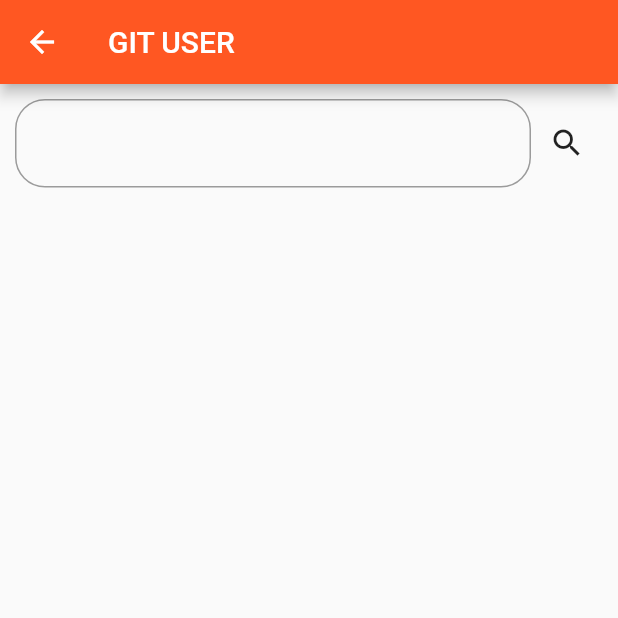
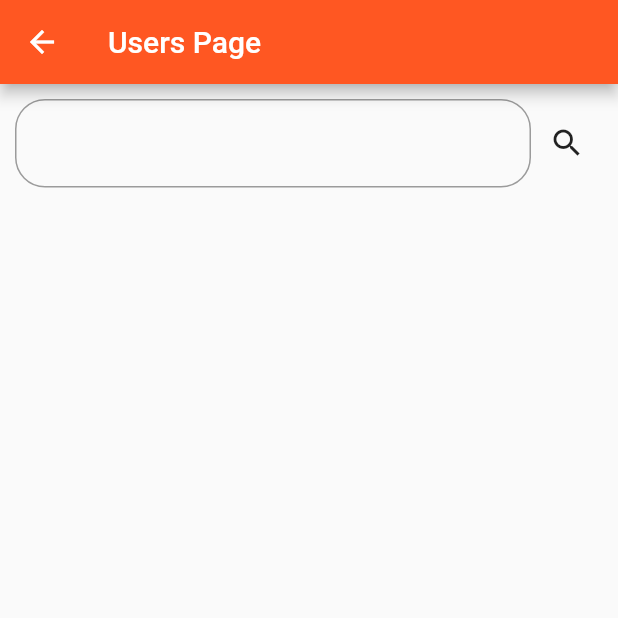
Before and after one commit to maoakeEnterprise/project_lastest, a Flutter app: the GitUsersPage screen opened by its route, on a phone screen of 412 x 824 dp, the top half of it. Run offline on Flutter 3.47's test engine with Material 2 defaults, Android fonts, the phone set to English and light mode, and no system bars; our stand-ins replace bloc, flutter_bloc, lazy_load_scrollview.

Commit message:
Finishing this project

```diff
--- a/lib/bloc/gituserblocfile/users_event.dart
+++ b/lib/bloc/gituserblocfile/users_event.dart
@@ -5,6 +5,12 @@ abstract class UsersEvent {}
 
 class SearchUsersEvent extends UsersEvent{
   final String keyword;
+  final int page;
+  final int pageSize;
 
-  SearchUsersEvent({this.keyword});
+  SearchUsersEvent({this.keyword,this.page,this.pageSize});
 }
+
+class NextPageEvent extends SearchUsersEvent{
+  NextPageEvent({String keyword, int page, int pageSize}): super(keyword: keyword,page: page, pageSize: pageSize);
+}
--- a/lib/bloc/gituserblocfile/users_state.dart
+++ b/lib/bloc/gituserblocfile/users_state.dart
@@ -1,18 +1,40 @@
 part of 'users_bloc.dart';
 
 @immutable
-abstract class UsersState {}
+abstract class UsersState {
+  final List<User> users;
+  final int currentPage;
+  final int totalPages;
+  final int pageSize;
+  final String currentKeyword;
+
+  const UsersState(
+      {this.users,
+      this.currentPage,
+      this.totalPages,
+      this.pageSize,
+      this.currentKeyword});
+}
 
 class SearchUsersSuccessState extends UsersState{
-  final ListUser listUser;
 
-  SearchUsersSuccessState(this.listUser);
+
+  SearchUsersSuccessState({List<User> users,int currentPage,int totalPages,int pageSize,String currentKeyword}) :
+        super(users: users,currentPage: currentPage,totalPages: totalPages,pageSize: pageSize,currentKeyword: currentKeyword);
 }
-class SearchUsersLoadingState extends UsersState{}
+class SearchUsersLoadingState extends UsersState{
+  SearchUsersLoadingState({List<User> users,int currentPage,int totalPages,int pageSize,String currentKeyword}) :
+        super(users: users,currentPage: currentPage,totalPages: totalPages,pageSize: pageSize,currentKeyword: currentKeyword);
+
+}
+
 class SearchUsersErrorState extends UsersState{
   final String errorMessage;
-
-  SearchUsersErrorState(this.errorMessage);
+  SearchUsersErrorState({List<User> users,int currentPage,int totalPages,int pageSize,String currentKeyword,this.errorMessage}) :
+        super(users: users,currentPage: currentPage,totalPages: totalPages,pageSize: pageSize,currentKeyword: currentKeyword);
 }
 
-class UsersInitial extends UsersState {}
+class UsersInitial extends UsersState {
+  UsersInitial() :
+        super(users: [],currentPage: 0,totalPages: 0,pageSize: 20,currentKeyword: "");
+}
--- a/lib/model/usersmodel.dart
+++ b/lib/model/usersmodel.dart
@@ -63,7 +63,7 @@ class User {
   String receivedEventsUrl;
   String type;
   bool siteAdmin;
-  int score;
+  double score;
 
   User.fromJson(Map<String, dynamic> json){
     login = json['login'];
--- a/lib/ui/pages/gituserspage.dart
+++ b/lib/ui/pages/gituserspage.dart
@@ -1,6 +1,7 @@
 import 'package:flutter/material.dart';
+import 'package:lazy_load_scrollview/lazy_load_scrollview.dart';
 import 'package:project_lastest/bloc/gituserblocfile/users_bloc.dart';
-import 'package:project_lastest/ui/widgets/maindrawerwidget.dart';
+import 'package:project_lastest/ui/themes/themes.dart';
 import 'package:flutter_bloc/flutter_bloc.dart';
 
 class GitUsersPage extends StatelessWidget {
@@ -11,7 +12,24 @@ class GitUsersPage extends StatelessWidget {
     TextEditingController textEditingController = TextEditingController();
 
     return Scaffold(
-        appBar: AppBar(title: const Text("GIT USER ")),
+        appBar: AppBar(
+            title: BlocBuilder<UsersBloc,UsersState>(
+                builder: (context,state){
+                  if(state is SearchUsersSuccessState) {
+                    return Row(
+                      mainAxisAlignment: MainAxisAlignment.spaceBetween,
+                    children: [
+                      const Text("users"),
+                      Text("${state.currentPage}/${state.totalPages}")
+                    ],
+                  );
+                  }
+                  else{
+                    return const Text("Users Page");
+                  }
+                },
+            )
+        ),
         body: Column(
             children: [
           Padding(
@@ -34,13 +52,79 @@ class GitUsersPage extends StatelessWidget {
                 IconButton(
                     onPressed: () {
                       String kw = textEditingController.text;
-                      context.read<UsersBloc>().add(SearchUsersEvent(keyword: kw));
+                      context.read<UsersBloc>().add(SearchUsersEvent(keyword: kw, page: 0,pageSize: 20));
                     },
                     icon: const Icon(Icons.search)
                 )
               ],
             ),
-          )
+          ),
+              BlocBuilder<UsersBloc,UsersState>(
+                  // ignore: missing_return
+                  builder: (context,state){
+                    if(state is SearchUsersLoadingState){
+                      return const Center(
+                        child: CircularProgressIndicator(),
+                      );
+                    }
+                    else if(state is SearchUsersErrorState){
+                      return Column(
+                        children: [
+                          Text(state.errorMessage, style: CustomThemes.errorStyle,),
+                          ElevatedButton(
+                              onPressed: (){
+
+                              },
+                              child: const Text("Retry")
+                          )
+                        ],
+                      );
+                    }
+                    else if(state is SearchUsersSuccessState){
+
+
+                      return Expanded(
+                        child: LazyLoadScrollView(
+                          onEndOfPage: (){
+                            context.read<UsersBloc>().add(NextPageEvent(keyword: state.currentKeyword, page: state.currentPage+1, pageSize: state.pageSize));
+                          },
+                          child: ListView.separated(
+                              // ignore: missing_return
+                              itemBuilder: (context,index){
+                                return ListTile(
+                                  title: Row(
+                                    mainAxisAlignment: MainAxisAlignment.spaceBetween,
+                                    children: [
+                                      Row(
+                                        children: [
+                                          CircleAvatar(
+                                            radius: 40,
+                                            backgroundImage: NetworkImage(state.users[index].avatarUrl),
+                                          ),
+                                          const SizedBox(width: 10,),
+                                          Text(state.users[index].login, style: Theme.of(context).textTheme.headline6,),
+                                        ],
+                                      ),
+                                      CircleAvatar(child: Text("${state.users[index].score}"),)
+                                    ],
+                                  ),
+                                );
+                              },
+                              separatorBuilder: (context,index){
+                                return const Divider(
+                                  height: 2,
+                                );
+                              },
+                              itemCount: state.users.length
+                          ),
+                        ),
+                      );
+                    }
+                    else{
+                      return Container();
+                    }
+                  }
+              ),
             ]
         )
     );
--- a/lib/ui/themes/themes.dart
+++ b/lib/ui/themes/themes.dart
@@ -1,6 +1,8 @@
 import 'package:flutter/material.dart';
 
 class CustomThemes{
+  static TextStyle errorStyle= const TextStyle(fontSize: 22, color: Colors.red);
+
   static List<ThemeData> themes=[
     ThemeData(
         primarySwatch: Colors.teal
--- a/pubspec.yaml
+++ b/pubspec.yaml
@@ -39,6 +39,7 @@ dependencies:
   bloc_test: ^9.1.0
   equatable: ^1.2.5
   http: ^0.13.5
+  lazy_load_scrollview: ^1.3.0
 
 dev_dependencies:
   flutter_test:
```
Also changed, not shown: lib/bloc/gituserblocfile/users_bloc.dart (+49 -9 lines), pubspec.lock, 1 other file.
